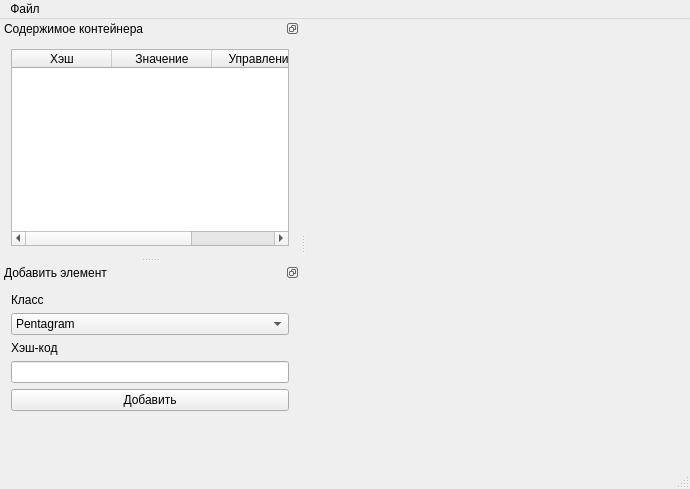
Qt form L2/mainwindow.ui (SqrtMinusOne/SEM7_Software_Design) before a commit.
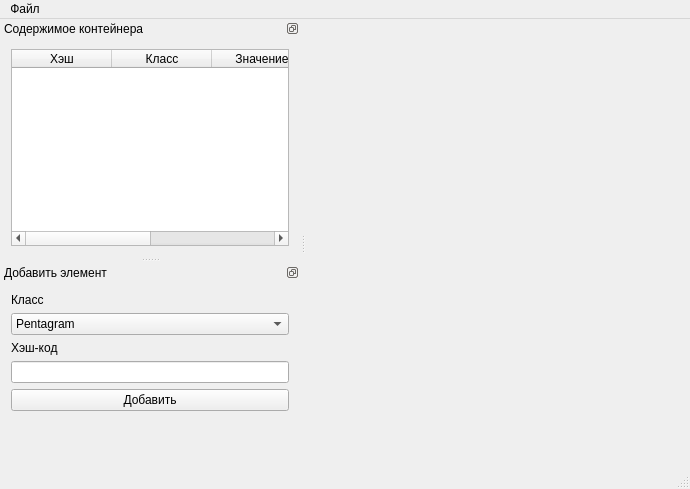
The same form after that commit.

The edit to the form file:
```diff
--- a/L2/mainwindow.ui
+++ b/L2/mainwindow.ui
@@ -65,13 +65,18 @@
         <number>0</number>
        </property>
        <property name="columnCount">
-        <number>3</number>
+        <number>4</number>
        </property>
        <column>
         <property name="text">
          <string>Хэш</string>
         </property>
        </column>
+       <column>
+        <property name="text">
+         <string>Класс</string>
+        </property>
+       </column>
        <column>
         <property name="text">
          <string>Значение</string>
```
